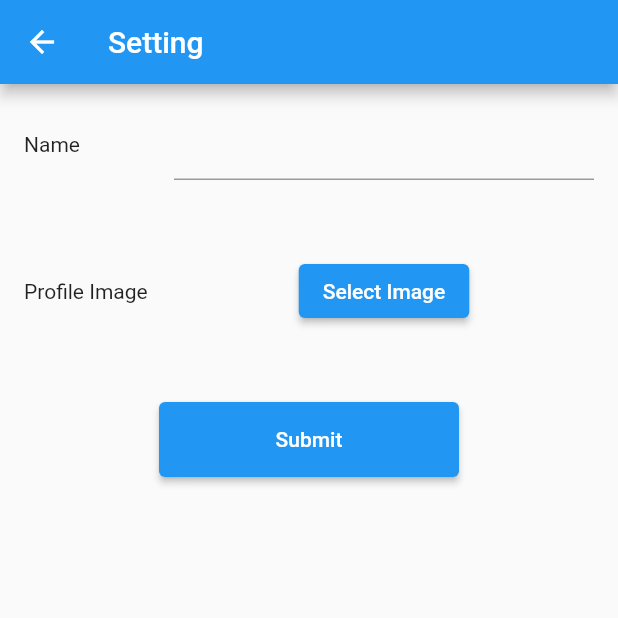
After one commit to bamboo-wood/flutter_firebase_chat_app, a Flutter app: the screen it shows after launch, after a tap on the "settings" icon, on a phone screen of 412 x 824 dp, the top half of it. The commit adds this screen. Run offline on Flutter 3.47's test engine with Material 2 defaults, Android fonts, the phone set to English and light mode, and no system bars; network calls fail.

Commit message:
Add setting profile page

```diff
--- /dev/null
+++ b/lib/pages/setting_profile_page.dart
@@ -0,0 +1,66 @@
+import 'package:flutter/material.dart';
+
+class SettingProfilePage extends StatefulWidget {
+  const SettingProfilePage({super.key});
+
+  @override
+  State<SettingProfilePage> createState() => _SettingProfilePageState();
+}
+
+class _SettingProfilePageState extends State<SettingProfilePage> {
+  @override
+  Widget build(BuildContext context) {
+    return Scaffold(
+      appBar: AppBar(
+        title: const Text('Setting'),
+      ),
+      body: Padding(
+        padding: const EdgeInsets.all(16.0),
+        child: Column(
+          children: [
+            Row(
+              children: const [
+                SizedBox(
+                  width: 100,
+                  child: Text('Name'),
+                ),
+                Expanded(child: TextField()),
+              ],
+            ),
+            const SizedBox(height: 50),
+            Row(
+              children: [
+                const SizedBox(
+                  width: 100,
+                  child: Text('Profile Image'),
+                ),
+                Expanded(
+                  child: Container(
+                    alignment: Alignment.center,
+                    child: ElevatedButton(
+                      onPressed: () {
+                        //
+                      },
+                      child: const Text('Select Image'),
+                    ),
+                  ),
+                )
+              ],
+            ),
+            const SizedBox(height: 50),
+            SizedBox(
+              width: 200,
+              height: 50,
+              child: ElevatedButton(
+                onPressed: () {
+                  //
+                },
+                child: const Text('Submit'),
+              ),
+            ),
+          ],
+        ),
+      ),
+    );
+  }
+}
--- a/lib/pages/top_page.dart
+++ b/lib/pages/top_page.dart
@@ -1,5 +1,6 @@
 import 'package:flutter/material.dart';
 import 'package:flutter_firebase_chat_app/model/user.dart';
+import 'package:flutter_firebase_chat_app/pages/setting_profile_page.dart';
 import 'package:flutter_firebase_chat_app/pages/talk_room_page.dart';
 
 class TopPage extends StatefulWidget {
@@ -35,6 +36,18 @@ class _TopPageState extends State<TopPage> {
     return Scaffold(
       appBar: AppBar(
         title: const Text('Flutter Firebase Chat App'),
+        actions: [
+          IconButton(
+            onPressed: () {
+              Navigator.push(
+                  context,
+                  MaterialPageRoute(
+                    builder: (context) => SettingProfilePage(),
+                  ));
+            },
+            icon: const Icon(Icons.settings),
+          )
+        ],
       ),
       body: ListView.builder(
         itemCount: userList.length,
```
